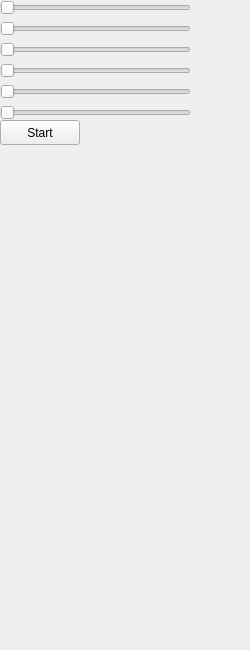
The window that Software/GUI.ui (lauraslopes/vss2019) describes before a commit, drawn with Qt 5.
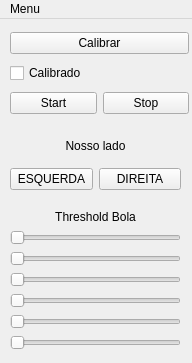
The same window after the commit.

```diff
--- a/Software/GUI.ui
+++ b/Software/GUI.ui
@@ -6,39 +6,90 @@
    <rect>
     <x>0</x>
     <y>0</y>
-    <width>250</width>
-    <height>650</height>
+    <width>192</width>
+    <height>363</height>
    </rect>
   </property>
+  <property name="sizePolicy">
+   <sizepolicy hsizetype="Preferred" vsizetype="Preferred">
+    <horstretch>0</horstretch>
+    <verstretch>0</verstretch>
+   </sizepolicy>
+  </property>
   <property name="windowTitle">
    <string>MainWindow</string>
   </property>
   <widget class="QWidget" name="centralwidget">
-   <widget class="QPushButton" name="startButton">
+   <widget class="QWidget" name="verticalLayoutWidget">
     <property name="geometry">
      <rect>
-      <x>0</x>
-      <y>120</y>
-      <width>80</width>
-      <height>25</height>
+      <x>10</x>
+      <y>110</y>
+      <width>171</width>
+      <height>61</height>
      </rect>
     </property>
+    <layout class="QVBoxLayout" name="verticalLayout">
+     <item>
+      <widget class="QLabel" name="label_4">
     <property name="text">
-     <string>Start</string>
-    </property>
-   </widget>
-   <widget class="QWidget" name="verticalLayoutWidget_2">
+        <string>Nosso lado</string>
+       </property>
+       <property name="alignment">
+        <set>Qt::AlignCenter</set>
+       </property>
+      </widget>
+     </item>
+     <item>
+      <layout class="QHBoxLayout" name="horizontalLayout">
+       <item>
+        <widget class="QPushButton" name="leftSide">
+         <property name="text">
+          <string>ESQUERDA</string>
+         </property>
+        </widget>
+       </item>
+       <item>
+        <widget class="QPushButton" name="rightSide">
+         <property name="text">
+          <string>DIREITA</string>
+         </property>
+        </widget>
+       </item>
+      </layout>
+     </item>
+    </layout>
+   </widget>
+   <widget class="QWidget" name="verticalLayoutWidget_4">
     <property name="geometry">
      <rect>
-      <x>0</x>
-      <y>0</y>
-      <width>191</width>
-      <height>122</height>
+      <x>10</x>
+      <y>180</y>
+      <width>171</width>
+      <height>151</height>
      </rect>
     </property>
-    <layout class="QVBoxLayout" name="verticalLayout_2">
+    <layout class="QVBoxLayout" name="verticalLayout_4">
+     <item>
+      <widget class="QLabel" name="label_3">
+       <property name="text">
+        <string>Threshold Bola</string>
+       </property>
+       <property name="alignment">
+        <set>Qt::AlignBottom|Qt::AlignHCenter</set>
+       </property>
+      </widget>
+     </item>
+     <item>
+      <layout class="QVBoxLayout" name="verticalLayout_3">
      <item>
       <widget class="QSlider" name="l_h">
+         <property name="toolTip">
+          <string>Hue MIN</string>
+         </property>
+         <property name="maximum">
+          <number>179</number>
+         </property>
        <property name="orientation">
         <enum>Qt::Horizontal</enum>
        </property>
@@ -46,6 +97,12 @@
      </item>
      <item>
       <widget class="QSlider" name="l_s">
+         <property name="toolTip">
+          <string>Saturation MIN</string>
+         </property>
+         <property name="maximum">
+          <number>255</number>
+         </property>
        <property name="orientation">
         <enum>Qt::Horizontal</enum>
        </property>
@@ -53,6 +110,12 @@
      </item>
      <item>
       <widget class="QSlider" name="l_v">
+         <property name="toolTip">
+          <string>Value MIN</string>
+         </property>
+         <property name="maximum">
+          <number>255</number>
+         </property>
        <property name="orientation">
         <enum>Qt::Horizontal</enum>
        </property>
@@ -60,6 +123,12 @@
      </item>
      <item>
       <widget class="QSlider" name="u_h">
+         <property name="toolTip">
+          <string>Hue MAX</string>
+         </property>
+         <property name="maximum">
+          <number>179</number>
+         </property>
        <property name="orientation">
         <enum>Qt::Horizontal</enum>
        </property>
@@ -67,6 +136,12 @@
      </item>
      <item>
       <widget class="QSlider" name="u_s">
+         <property name="toolTip">
+          <string>Saturation MAX</string>
+         </property>
+         <property name="maximum">
+          <number>255</number>
+         </property>
        <property name="orientation">
         <enum>Qt::Horizontal</enum>
        </property>
@@ -80,8 +155,85 @@
       </widget>
      </item>
     </layout>
+     </item>
+    </layout>
    </widget>
-  </widget>
+   <widget class="QWidget" name="verticalLayoutWidget_2">
+    <property name="geometry">
+     <rect>
+      <x>10</x>
+      <y>10</y>
+      <width>179</width>
+      <height>89</height>
+     </rect>
+    </property>
+    <layout class="QVBoxLayout" name="verticalLayout_2">
+     <item>
+      <widget class="QPushButton" name="btnCalibrate">
+       <property name="text">
+        <string>Calibrar</string>
+       </property>
+      </widget>
+     </item>
+     <item>
+      <widget class="QCheckBox" name="checkCalibrated">
+       <property name="enabled">
+        <bool>true</bool>
+       </property>
+       <property name="text">
+        <string>Calibrado</string>
+       </property>
+       <property name="checkable">
+        <bool>true</bool>
+       </property>
+       <property name="checked">
+        <bool>false</bool>
+       </property>
+      </widget>
+     </item>
+     <item>
+      <layout class="QHBoxLayout" name="horizontalLayout_3">
+       <item>
+        <widget class="QPushButton" name="btnStart">
+         <property name="text">
+          <string>Start</string>
+         </property>
+        </widget>
+       </item>
+       <item>
+        <widget class="QPushButton" name="btnStop">
+         <property name="text">
+          <string>Stop</string>
+         </property>
+        </widget>
+       </item>
+      </layout>
+     </item>
+    </layout>
+   </widget>
+  </widget>
+  <widget class="QMenuBar" name="menubar">
+   <property name="geometry">
+    <rect>
+     <x>0</x>
+     <y>0</y>
+     <width>192</width>
+     <height>22</height>
+    </rect>
+   </property>
+   <widget class="QMenu" name="menuMenu">
+    <property name="title">
+     <string>Menu</string>
+    </property>
+    <addaction name="actionSair"/>
+   </widget>
+   <addaction name="menuMenu"/>
+  </widget>
+  <action name="actionSair">
+   <property name="text">
+    <string>Sair</string>
+   </property>
+  </action>
  </widget>
  <resources/>
  <connections/>
```
Left out of the diff: 5 changed lines with no effect on the pictures. Lines whose indentation alone changed are shown as unchanged.
